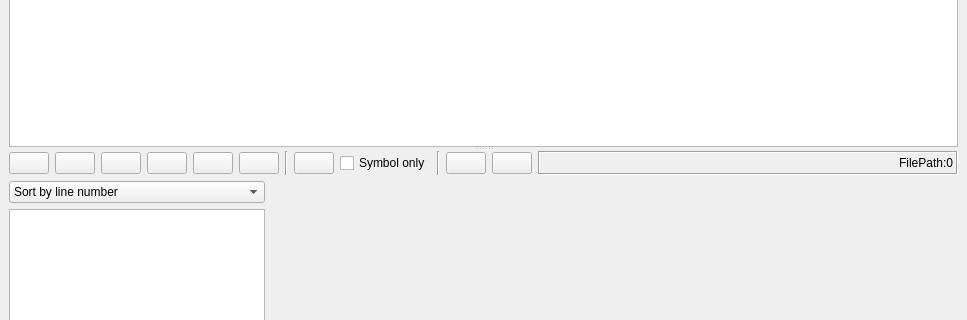
Old version of the form gui/ui/mainWindow.ui in the repository ruben2020/codequery; both pictures show x 0 to 967 and y 238 to 558 of the 967 by 813 pixel window.
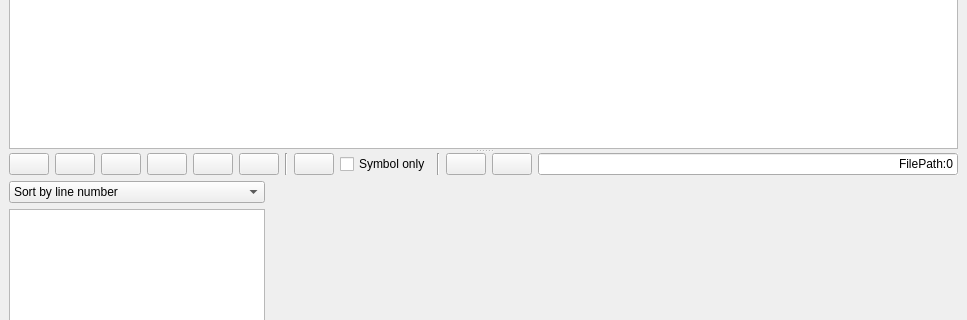
New version of the form. Icons and pictures are not drawn. Custom widgets are drawn as their Qt base class.

Commit message: Filepath label resize bug fix and default MacOS text editor string

Patch:
```diff
--- a/gui/ui/mainWindow.ui
+++ b/gui/ui/mainWindow.ui
@@ -590,27 +590,24 @@
            </widget>
           </item>
           <item>
-           <widget class="QLabel" name="labelFilePath">
-            <property name="sizePolicy">
-             <sizepolicy hsizetype="Expanding" vsizetype="Fixed">
-              <horstretch>0</horstretch>
-              <verstretch>0</verstretch>
-             </sizepolicy>
+           <widget class="QLineEdit" name="labelFilePath">
+            <property name="cursor">
+             <cursorShape>ArrowCursor</cursorShape>
             </property>
-            <property name="frameShape">
-             <enum>QFrame::Box</enum>
+            <property name="acceptDrops">
+             <bool>false</bool>
             </property>
-            <property name="frameShadow">
-             <enum>QFrame::Sunken</enum>
+            <property name="autoFillBackground">
+             <bool>true</bool>
             </property>
             <property name="text">
              <string>FilePath:0</string>
             </property>
             <property name="alignment">
-             <set>Qt::AlignBottom|Qt::AlignRight|Qt::AlignTrailing</set>
+             <set>Qt::AlignRight|Qt::AlignTrailing|Qt::AlignVCenter</set>
             </property>
-            <property name="textInteractionFlags">
-             <set>Qt::LinksAccessibleByMouse|Qt::TextSelectableByKeyboard|Qt::TextSelectableByMouse</set>
+            <property name="readOnly">
+             <bool>true</bool>
             </property>
            </widget>
           </item>
```
Left out of the diff: 38 changed lines with no effect on the pictures. The commit also changes 4 other files.
